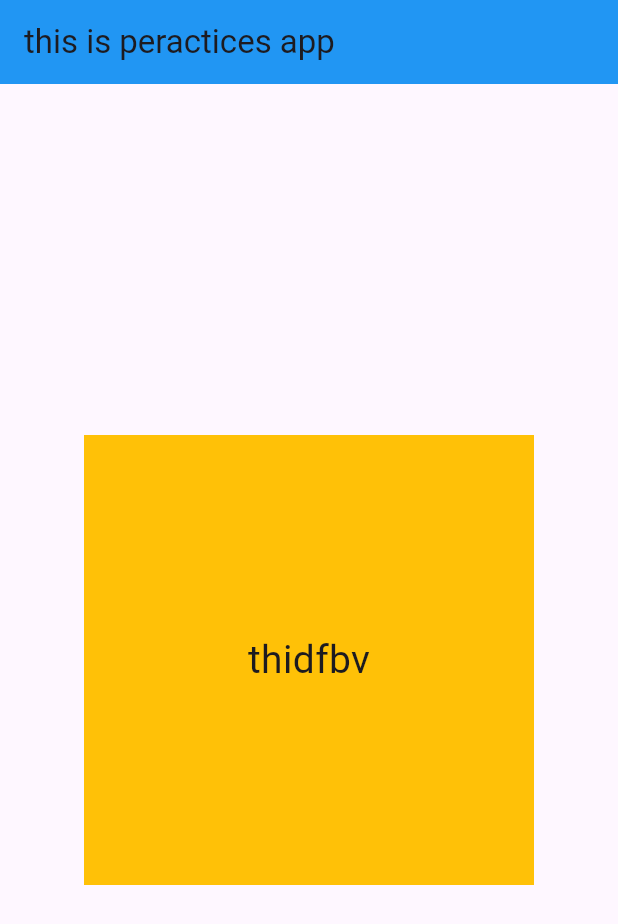
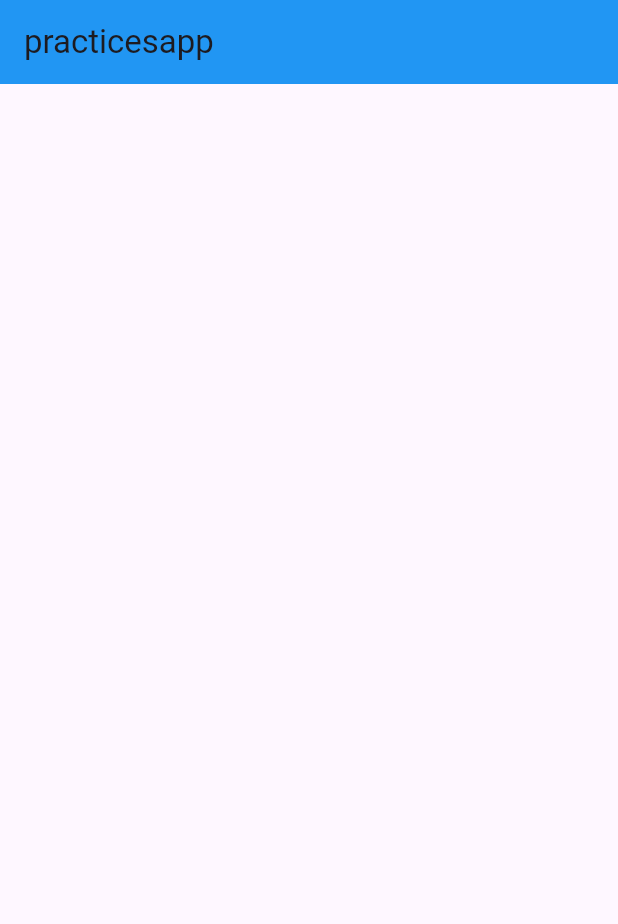
Before and after one commit to Aalokkumar0/flutter_practices_app, a Flutter app: the screen it shows after launch, on a phone screen of 412 x 824 dp. Shown: the top 924 px of the screen. Run offline on Flutter 3.47's test engine with Material 3 defaults, Android fonts, the phone set to English and light mode, and no system bars.

Commit message:
made clean structure

```diff
--- /dev/null
+++ b/lib/Practicesapp.dart
@@ -0,0 +1,14 @@
+import 'package:flutter/material.dart';
+import 'package:flutter_practices_app/screen/precticeScreen.dart';
+
+class PracticesApp extends StatelessWidget {
+  const PracticesApp({super.key});
+  @override
+  Widget build(BuildContext context) {
+    return MaterialApp(
+      debugShowCheckedModeBanner: false,
+      title: "practices app",
+      home: Precticescreen(),
+    );
+  }
+}
--- a/lib/main.dart
+++ b/lib/main.dart
@@ -1,35 +1,6 @@
 import 'package:flutter/material.dart';
+import 'package:flutter_practices_app/Practicesapp.dart';
 
 void main() {
   runApp(PracticesApp());
 }
-
-class PracticesApp extends StatelessWidget {
-  const PracticesApp({super.key});
-
-  @override
-  Widget build(BuildContext context) {
-    return MaterialApp(
-      debugShowCheckedModeBanner: false,
-      title: "practices app",
-      home: Scaffold(
-        appBar: AppBar(
-          backgroundColor: Colors.blue,
-          title: Text("this is peractices app"),
-        ),
-        body: Column(
-          mainAxisAlignment: MainAxisAlignment.center,
-          children: [
-            Center(
-              child: Container(
-                height: 300,
-                width: 300,
-                color: Colors.amber,
-                child: Center(child: Text("thidfbv",style: TextStyle(fontSize: 26),))),
-            ),
-          ],
-        ),
-      ),
-    );
-  }
-}
--- /dev/null
+++ b/lib/screen/precticeScreen.dart
@@ -0,0 +1,17 @@
+// ignore: file_names
+import 'package:flutter/material.dart';
+
+class Precticescreen extends StatelessWidget{
+  const Precticescreen({super.key});
+
+  @override
+  Widget build(BuildContext context) {
+   return Scaffold(
+    appBar: AppBar(
+      backgroundColor: Colors.blue,
+      title:Text("practicesapp"),
+    ),
+   );
+
+  }
+}
```
Also changed, not shown: 1 other file.
